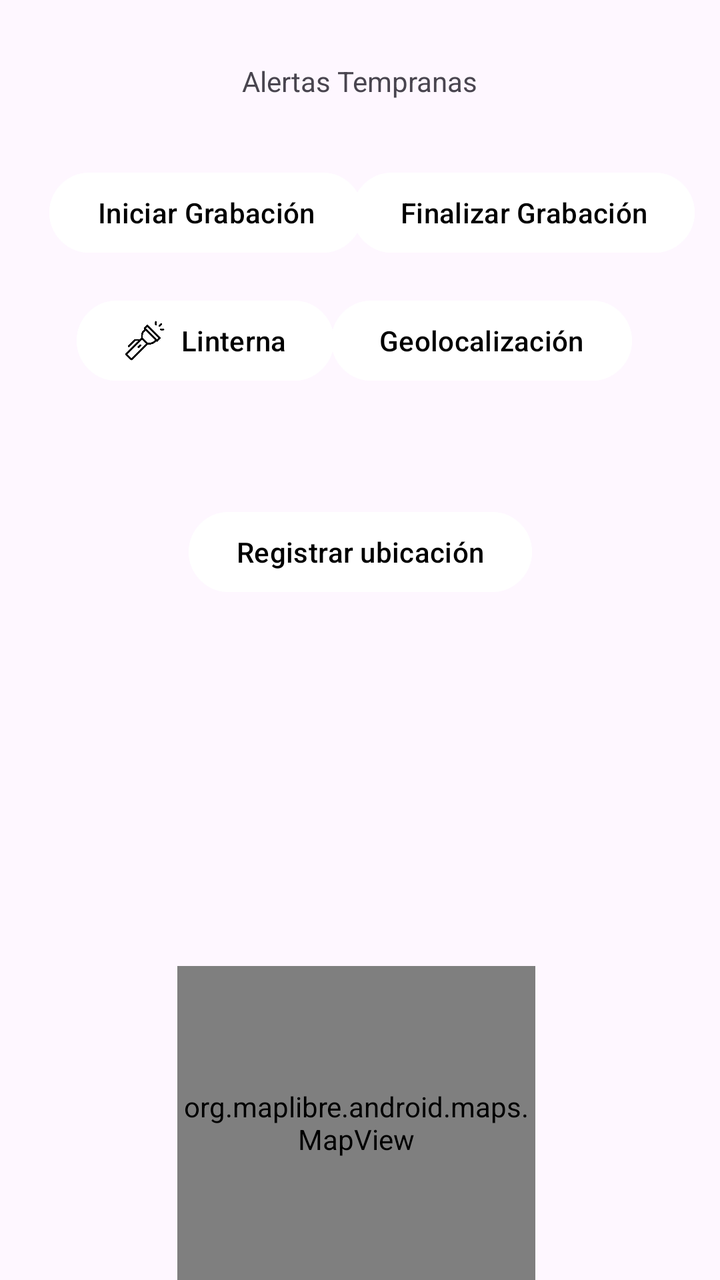
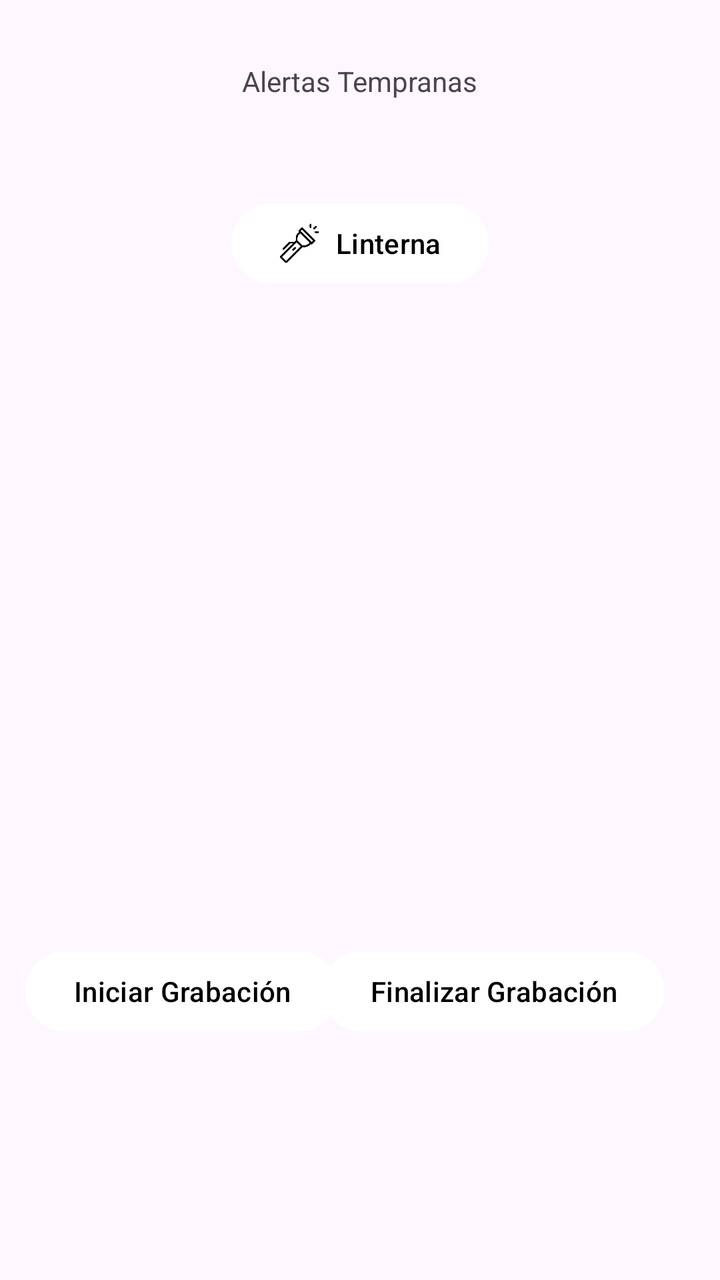

Two renders of the same Android screen: before a commit and after it. Below are the layout's source before the change and the commit's diff.
<!-- AndroidManifest.xml: application theme Theme.PrimerTpDeAppMoviles -->
<!-- res/layout/fragment_a.xml -->
<?xml version="1.0" encoding="utf-8"?>
<androidx.constraintlayout.widget.ConstraintLayout xmlns:android="http://schemas.android.com/apk/res/android"
    xmlns:app="http://schemas.android.com/apk/res-auto"
    xmlns:tools="http://schemas.android.com/tools"
    android:layout_width="match_parent"
    android:layout_height="match_parent"
    tools:context=".presentation.fragment.FragmentA">

    <TextView
        android:id="@+id/Titulo"
        android:layout_width="wrap_content"
        android:layout_height="wrap_content"
        android:text="Alertas Tempranas"
        app:layout_constraintBottom_toBottomOf="parent"
        app:layout_constraintEnd_toEndOf="parent"
        app:layout_constraintStart_toStartOf="parent"
        app:layout_constraintTop_toTopOf="parent"
        app:layout_constraintVertical_bias="0.05" />

    <com.google.android.material.button.MaterialButton
        android:id="@+id/btn_Mapa"
        android:layout_width="wrap_content"
        android:layout_height="wrap_content"
        android:backgroundTint="#ffffff"
        android:text="Geolocalización"
        android:textColor="#000000"
        app:layout_constraintBottom_toBottomOf="parent"
        app:layout_constraintHorizontal_bias="0.79"
        app:layout_constraintLeft_toLeftOf="parent"
        app:layout_constraintRight_toRightOf="parent"
        app:layout_constraintTop_toTopOf="parent"
        app:layout_constraintVertical_bias="0.247" />

    <com.google.android.material.button.MaterialButton
        android:id="@+id/btnRegistrarSiniestro"
        android:layout_width="wrap_content"
        android:layout_height="wrap_content"
        android:backgroundTint="#ffffff"
        android:text="Registrar ubicación"
        android:textColor="#000000"
        app:layout_constraintBottom_toBottomOf="parent"
        app:layout_constraintLeft_toLeftOf="parent"
        app:layout_constraintRight_toRightOf="parent"
        app:layout_constraintTop_toBottomOf="@id/btn_Mapa"
        app:layout_constraintVertical_bias="0.145" />

    <com.google.android.material.button.MaterialButton
        android:id="@+id/btn_StartAudio"
        android:layout_width="wrap_content"
        android:layout_height="wrap_content"
        android:backgroundTint="#ffffff"
        android:text="Iniciar Grabación"
        android:textColor="#000000"
        app:layout_constraintBottom_toBottomOf="parent"
        app:layout_constraintHorizontal_bias="0.121"
        app:layout_constraintLeft_toLeftOf="parent"
        app:layout_constraintRight_toRightOf="parent"
        app:layout_constraintTop_toTopOf="parent"
        app:layout_constraintVertical_bias="0.139" />

    <com.google.android.material.button.MaterialButton
        android:id="@+id/btn_finishAudio"
        android:layout_width="wrap_content"
        android:layout_height="wrap_content"
        android:backgroundTint="#ffffff"
        android:text="Finalizar Grabación"
        android:textColor="#000000"
        app:layout_constraintBottom_toBottomOf="parent"
        app:layout_constraintHorizontal_bias="0.933"
        app:layout_constraintLeft_toLeftOf="parent"
        app:layout_constraintRight_toRightOf="parent"
        app:layout_constraintTop_toTopOf="parent"
        app:layout_constraintVertical_bias="0.139" />

    <com.google.android.material.button.MaterialButton
        android:id="@+id/btnLinterna"
        android:layout_width="wrap_content"
        android:layout_height="wrap_content"
        android:backgroundTint="@color/white"
        android:text="Linterna"
        android:textColor="#000000"
        app:icon="@drawable/linterna_apagada"
        app:iconSize="20dp"
        app:iconTint="#000000"
        app:layout_constraintBottom_toBottomOf="parent"
        app:layout_constraintHorizontal_bias="0.166"
        app:layout_constraintLeft_toLeftOf="parent"
        app:layout_constraintRight_toRightOf="parent"
        app:layout_constraintTop_toTopOf="parent"
        app:layout_constraintVertical_bias="0.247" />

    <org.maplibre.android.maps.MapView
        android:id="@+id/mapView"
        android:layout_width="179dp"
        android:layout_height="157dp"
        app:layout_constraintBottom_toBottomOf="parent"
        app:layout_constraintHorizontal_bias="0.489"
        app:layout_constraintLeft_toLeftOf="parent"
        app:layout_constraintRight_toRightOf="parent"
        app:layout_constraintTop_toTopOf="parent"
        app:layout_constraintVertical_bias="1.0" />

</androidx.constraintlayout.widget.ConstraintLayout>
<!-- resources referenced by this layout -->
<resources>
  <color name="white">#FFFFFFFF</color>
  <!-- drawable linterna_apagada: png bitmap (drawable, 8811 bytes) -->
  <style name="Theme.PrimerTpDeAppMoviles" parent="Base.Theme.PrimerTpDeAppMoviles" />
  <style name="Base.Theme.PrimerTpDeAppMoviles" parent="Theme.Material3.DayNight.NoActionBar">
          
          
      </style>
</resources>

<!-- the commit's change to res/layout/fragment_a.xml (unified diff, before → after) -->
@@ -17,32 +17,6 @@
         app:layout_constraintTop_toTopOf="parent"
         app:layout_constraintVertical_bias="0.05" />
 
-    <com.google.android.material.button.MaterialButton
-        android:id="@+id/btn_Mapa"
-        android:layout_width="wrap_content"
-        android:layout_height="wrap_content"
-        android:backgroundTint="#ffffff"
-        android:text="Geolocalización"
-        android:textColor="#000000"
-        app:layout_constraintBottom_toBottomOf="parent"
-        app:layout_constraintHorizontal_bias="0.79"
-        app:layout_constraintLeft_toLeftOf="parent"
-        app:layout_constraintRight_toRightOf="parent"
-        app:layout_constraintTop_toTopOf="parent"
-        app:layout_constraintVertical_bias="0.247" />
-
-    <com.google.android.material.button.MaterialButton
-        android:id="@+id/btnRegistrarSiniestro"
-        android:layout_width="wrap_content"
-        android:layout_height="wrap_content"
-        android:backgroundTint="#ffffff"
-        android:text="Registrar ubicación"
-        android:textColor="#000000"
-        app:layout_constraintBottom_toBottomOf="parent"
-        app:layout_constraintLeft_toLeftOf="parent"
-        app:layout_constraintRight_toRightOf="parent"
-        app:layout_constraintTop_toBottomOf="@id/btn_Mapa"
-        app:layout_constraintVertical_bias="0.145" />
 
     <com.google.android.material.button.MaterialButton
         android:id="@+id/btn_StartAudio"
@@ -52,11 +26,11 @@
         android:text="Iniciar Grabación"
         android:textColor="#000000"
         app:layout_constraintBottom_toBottomOf="parent"
-        app:layout_constraintHorizontal_bias="0.121"
+        app:layout_constraintHorizontal_bias="0.062"
         app:layout_constraintLeft_toLeftOf="parent"
         app:layout_constraintRight_toRightOf="parent"
         app:layout_constraintTop_toTopOf="parent"
-        app:layout_constraintVertical_bias="0.139" />
+        app:layout_constraintVertical_bias="0.797" />
 
     <com.google.android.material.button.MaterialButton
         android:id="@+id/btn_finishAudio"
@@ -66,11 +40,11 @@
         android:text="Finalizar Grabación"
         android:textColor="#000000"
         app:layout_constraintBottom_toBottomOf="parent"
-        app:layout_constraintHorizontal_bias="0.933"
+        app:layout_constraintHorizontal_bias="0.854"
         app:layout_constraintLeft_toLeftOf="parent"
         app:layout_constraintRight_toRightOf="parent"
         app:layout_constraintTop_toTopOf="parent"
-        app:layout_constraintVertical_bias="0.139" />
+        app:layout_constraintVertical_bias="0.797" />
 
     <com.google.android.material.button.MaterialButton
         android:id="@+id/btnLinterna"
@@ -83,21 +57,10 @@
         app:iconSize="20dp"
         app:iconTint="#000000"
         app:layout_constraintBottom_toBottomOf="parent"
-        app:layout_constraintHorizontal_bias="0.166"
         app:layout_constraintLeft_toLeftOf="parent"
         app:layout_constraintRight_toRightOf="parent"
         app:layout_constraintTop_toTopOf="parent"
-        app:layout_constraintVertical_bias="0.247" />
+        app:layout_constraintVertical_bias="0.165" />
 
-    <org.maplibre.android.maps.MapView
-        android:id="@+id/mapView"
-        android:layout_width="179dp"
-        android:layout_height="157dp"
-        app:layout_constraintBottom_toBottomOf="parent"
-        app:layout_constraintHorizontal_bias="0.489"
-        app:layout_constraintLeft_toLeftOf="parent"
-        app:layout_constraintRight_toRightOf="parent"
-        app:layout_constraintTop_toTopOf="parent"
-        app:layout_constraintVertical_bias="1.0" />
 
 </androidx.constraintlayout.widget.ConstraintLayout>
